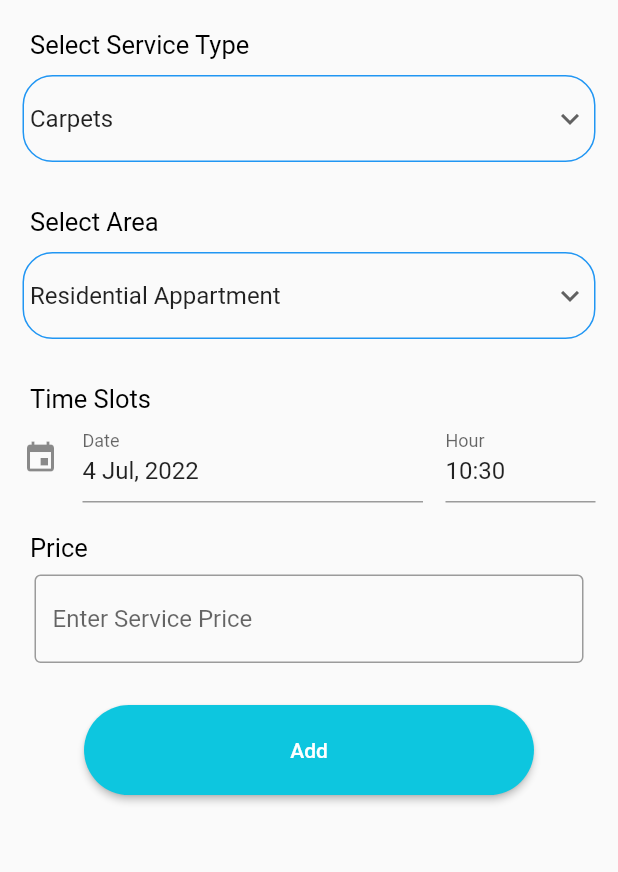
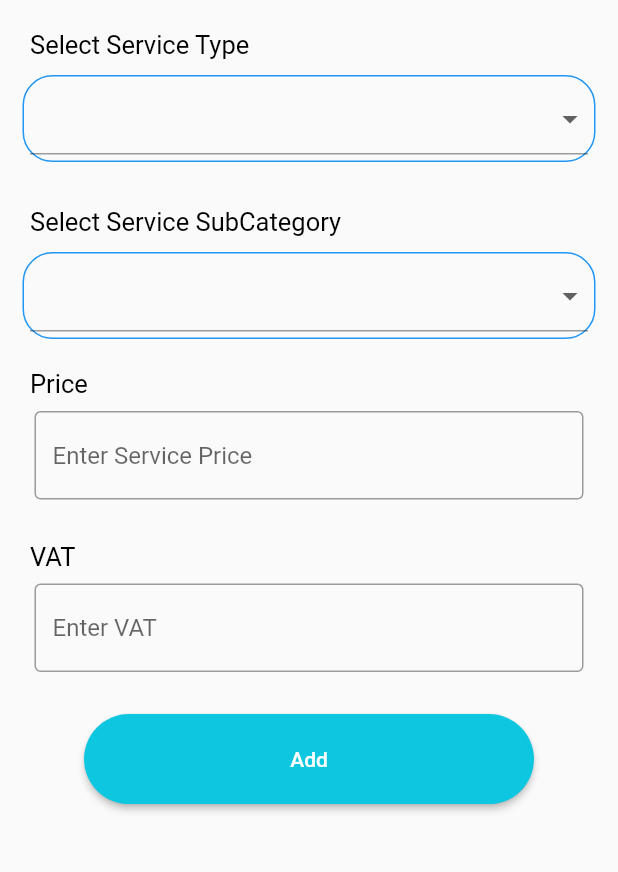
Before and after one commit to numanjaved14/City_Max_Admin, a Flutter app: the AddService screen opened directly, on a phone screen of 412 x 824 dp, the part 203-1075 px from its top. Run offline on Flutter 3.47's test engine with Material 2 defaults, Android fonts, the phone set to English and light mode, and no system bars; drawn by our look-alikes of date_time_picker; our stand-ins replace cloud_firestore, firebase_core, flutter_rating_bar, flutter_spinkit, image_picker; accounts and stored records are empty.

Commit message:
Drop Down Selection plus UUId

```diff
--- a/lib/add/add_service.dart
+++ b/lib/add/add_service.dart
@@ -12,19 +12,59 @@ class AddService extends StatefulWidget {
 }
 
 class _AddServiceState extends State<AddService> {
-  var items = [
-    'Carpets',
+  var serviceCategory = [
+    'Cleaning',
+    'Long-lasting Distintion',
+    'Commercial Disinfection',
+    'Deep Cleaning',
+    'Resdential Area'
+  ];
+
+  var cleaningSubCaterogy = [
+    'HouseKeeping with Materials',
+    'HouseKeeping without Materials',
     'Sofas',
-    'Matress Shampooing',
+    'Curtains Shampooing',
+    'Mattress Shampooing',
+    'Carpets'
   ];
-  var itemsArea = [
-    'Residential Area',
-    'Residential Appartment',
+
+  var longlastingSubCategory = [
+    'Residential Villa',
+    'Residential Appartments',
     'Commercial',
-    'Residential Villa',
   ];
-  String dropdownvalue = 'Carpets';
-  String dropdownvalue1 = 'Residential Appartment';
+
+  var serviceSubCategoryResdentialArea = [
+
+    'Appartments',
+    'Villas',
+  ];
+
+  var commercialSubCategory = [
+ 'Small Space',
+    'Medium Space',
+    'Large Space',
+  ];
+  var serviceSubCategoryDeep = [
+
+    'Appartments',
+    'Villas',
+    'Kitchen',
+    'Bathroom'
+  ];
+
+  String? _make, _model;
+  List<String> _selectModel(String? modelName) {
+    return
+     modelName == serviceCategory[0]
+        ? cleaningSubCaterogy
+        : modelName == serviceCategory[1]
+            ? longlastingSubCategory
+            : modelName == serviceCategory[2] ? commercialSubCategory : modelName == serviceCategory[3] ? serviceSubCategoryDeep : serviceSubCategoryResdentialArea;
+  }
+  String dropdownvalue = 'Cleaning';
+  String dropdownvalue1 = 'HouseKeeping with Materials';
 
   @override
   Widget build(BuildContext context) {
@@ -73,27 +113,21 @@ class _AddServiceState extends State<AddService> {
                 margin: EdgeInsets.only(left: 15,right: 15),
                 child: Padding(
                   padding: const EdgeInsets.all(4.0),
-                  child: DropdownButton(
+                  child: DropdownButtonFormField<String>(
                                         isExpanded: true,
-                  underline: SizedBox(),
-                    // Initial Value
-                    value: dropdownvalue,
 
-                    // Down Arrow Icon
-                    icon: const Icon(Icons.keyboard_arrow_down),
-
-                    // Array list of items
-                    items: items.map((String items) {
-                      return DropdownMenuItem(
-                        value: items,
-                        child: Text(items),
-                      );
-                    }).toList(),
-                    // After selecting the desired option,it will
-                    // change button value to selected value
-                    onChanged: (String? newValue) {
+          value: _make,
+          items: serviceCategory
+              .map((label) => DropdownMenuItem(
+                    child: Text(label.toString()),
+                    value: label,
+                  ))
+              .toList(),
+          onChanged: (value) {
             setState(() {
-                        dropdownvalue = newValue!;
+              _make = value;
+              _model = null;
+              print(value);
             });
           },
         ),
@@ -103,7 +137,7 @@ class _AddServiceState extends State<AddService> {
               Container(
                   margin: EdgeInsets.only(left: 20,top: 10),
                   child: Text(
-                    'Select Area',
+                    'Select Service SubCategory',
                     textAlign: TextAlign.right,
                     style: TextStyle(
                       color: Colors.black,
@@ -123,68 +157,61 @@ class _AddServiceState extends State<AddService> {
                 margin: EdgeInsets.only(left: 15,right: 15),
                 child: Padding(
                   padding: const EdgeInsets.all(4.0),
-                  child:  DropdownButton(
-                // Initial Value
-                value: dropdownvalue1,
+                  child:  DropdownButtonFormField<String>(
                     isExpanded: true,
-                  underline: SizedBox(),
-                // Down Arrow Icon
-                icon: const Icon(Icons.keyboard_arrow_down),
-
-                // Array list of items
-                items: itemsArea.map((String itemsArea) {
-                  return DropdownMenuItem(
-                    value: itemsArea,
-                    child: Text(itemsArea),
-                  );
-                }).toList(),
-                // After selecting the desired option,it will
-                // change button value to selected value
-                onChanged: (String? newValue) {
+          value: _model,
+          items: _selectModel(_make)
+              .map((label) => DropdownMenuItem(
+                    child: Text(label.toString()),
+                    value: label,
+                  ))
+              .toList(),
+          onChanged: (value) {
             setState(() {
-                    dropdownvalue1 = newValue!;
+              _model = value;
+              print(value);
             });
           },
         ),),),
                 SizedBox(height: 20,),
-               Container(
-                  margin: EdgeInsets.only(left: 20,top: 10),
-                  child: Text(
-                    'Time Slots',
-                    textAlign: TextAlign.right,
-                    style: TextStyle(
-                      color: Colors.black,
-                      fontSize: 17,
-                    ),
-                  )),
-              Container(
-                 margin: EdgeInsets.only(left: 15,right: 15),
-                child: DateTimePicker(
-                  type: DateTimePickerType.dateTimeSeparate,
-                  dateMask: 'd MMM, yyyy',
-                  initialValue: DateTime.now().toString(),
-                  firstDate: DateTime(2000),
-                  lastDate: DateTime(2100),
-                  icon: Icon(Icons.event),
-                  dateLabelText: 'Date',
-                  timeLabelText: "Hour",
-                  selectableDayPredicate: (date) {
-                    // Disable weekend days to select from the calendar
-                    if (date.weekday == 6 || date.weekday == 7) {
-                      return false;
-                    }
+              //  Container(
+              //     margin: EdgeInsets.only(left: 20,top: 10),
+              //     child: Text(
+              //       'Time Slots',
+              //       textAlign: TextAlign.right,
+              //       style: TextStyle(
+              //         color: Colors.black,
+              //         fontSize: 17,
+              //       ),
+              //     )),
+              // Container(
+              //    margin: EdgeInsets.only(left: 15,right: 15),
+              //   child: DateTimePicker(
+              //     type: DateTimePickerType.dateTimeSeparate,
+              //     dateMask: 'd MMM, yyyy',
+              //     initialValue: DateTime.now().toString(),
+              //     firstDate: DateTime(2000),
+              //     lastDate: DateTime(2100),
+              //     icon: Icon(Icons.event),
+              //     dateLabelText: 'Date',
+              //     timeLabelText: "Hour",
+              //     selectableDayPredicate: (date) {
+              //       // Disable weekend days to select from the calendar
+              //       if (date.weekday == 6 || date.weekday == 7) {
+              //         return false;
+              //       }
 
-                    return true;
-                  },
-                  onChanged: (val) => print(val),
-                  validator: (val) {
-                    print(val);
-                    return null;
-                  },
-                  onSaved: (val) => print(val),
-                ),
-              ),
-              SizedBox(height: 20,),
+              //       return true;
+              //     },
+              //     onChanged: (val) => print(val),
+              //     validator: (val) {
+              //       print(val);
+              //       return null;
+              //     },
+              //     onSaved: (val) => print(val),
+              //   ),
+              // ),
+              // SizedBox(height: 20,),
               Container(
                   margin: EdgeInsets.only(left: 20),
                   child: Text(
@@ -215,6 +242,37 @@ class _AddServiceState extends State<AddService> {
                 ),
               ),
                 SizedBox(height: 20,),
+                  Container(
+                  margin: EdgeInsets.only(left: 20),
+                  child: Text(
+                    'VAT',
+                    textAlign: TextAlign.right,
+                    style: TextStyle(
+                      color: Colors.black,
+                      fontSize: 17,
+                    ),
+                  )),
+                   Container(
+                                 margin: EdgeInsets.only(left: 15,right: 15),
+
+                child: Padding(
+                  padding: EdgeInsets.symmetric(horizontal: 8, vertical: 8),
+                  child: TextField(
+                    keyboardType: TextInputType.number,
+                    decoration: InputDecoration(
+                      suffix: Text(
+                        'VAT',
+                        style: TextStyle(color: Colors.black),
+                        textAlign: TextAlign.center,
+                      ),
+                      border: OutlineInputBorder(),
+                      hintText: 'Enter VAT',
+                    ),
+                  ),
+                ),
+              ),
+                                  SizedBox(height: 20,),
+
               Center(
                 child: ElevatedButton(
                   onPressed: () {
--- a/lib/bottom_pages/service_page.dart
+++ b/lib/bottom_pages/service_page.dart
@@ -24,7 +24,7 @@ class _ServicePageState extends State<ServicePage> {
         title: Image.asset('assets/splash.png',height: 50,),
       ),
       floatingActionButton:FloatingActionButton(onPressed: (){
-        Navigator.push(context, MaterialPageRoute(builder: (builder) => AddService()));
+       Navigator.push(context, MaterialPageRoute(builder: (builder) => AddService()));
       },child: Icon(Icons.add),),
       body: SingleChildScrollView(
      child:Column(
--- a/lib/database/auth.dart
+++ b/lib/database/auth.dart
@@ -10,7 +10,7 @@ import '../widgets/constant.dart';
 
 
 class AuthUtils{
-
+//Login Admin Method
    login(
       String email,
       String password,
--- /dev/null
+++ b/lib/database/database.dart
@@ -0,0 +1,3 @@
+class Database{
+
+}
--- a/lib/main.dart
+++ b/lib/main.dart
@@ -1,3 +1,4 @@
+import 'package:city_max_admin/bottom_pages/test.dart';
 import 'package:city_max_admin/splash/splash.dart';
 import 'package:firebase_core/firebase_core.dart';
 import 'package:flutter/material.dart';
--- a/pubspec.yaml
+++ b/pubspec.yaml
@@ -42,6 +42,8 @@ dependencies:
   firebase_auth: ^3.4.1
   flutter_spinkit: ^5.1.0
   provider: ^6.0.3
+  font_awesome_flutter: ^10.1.0
+  uuid: ^3.0.6
 
 
 
```
Also changed, not shown: pubspec.lock. Lines whose indentation alone changed are shown as unchanged.
